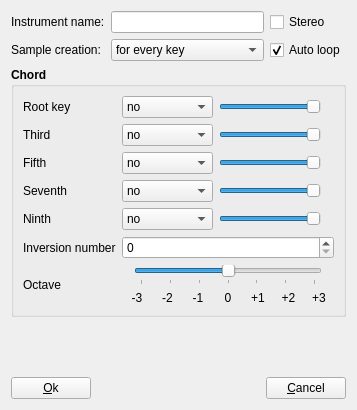
Above: sources/editor/tools/chords/toolchords_gui.ui from davy7125/polyphone before the change. Below: the same form after it.
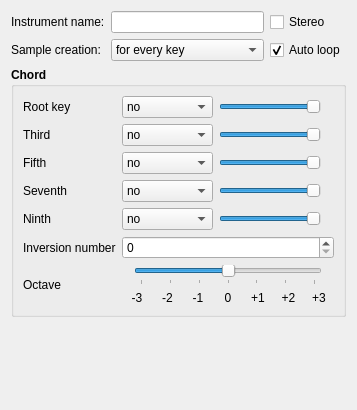
That is the form after the change. Custom widgets are drawn as their Qt base class.

Commit message:
Button order in dialogs
Closes #322

```diff
--- a/sources/editor/tools/chords/toolchords_gui.ui
+++ b/sources/editor/tools/chords/toolchords_gui.ui
@@ -674,35 +674,7 @@
     </spacer>
    </item>
    <item>
-    <layout class="QHBoxLayout" name="horizontalLayout">
-     <item>
-      <widget class="QPushButton" name="pushOk">
-       <property name="text">
-        <string>&amp;Ok</string>
-       </property>
-      </widget>
-     </item>
-     <item>
-      <spacer name="horizontalSpacer_3">
-       <property name="orientation">
-        <enum>Qt::Orientation::Horizontal</enum>
-       </property>
-       <property name="sizeHint" stdset="0">
-        <size>
-         <width>40</width>
-         <height>20</height>
-        </size>
-       </property>
-      </spacer>
-     </item>
-     <item>
-      <widget class="QPushButton" name="pushCancel">
-       <property name="text">
-        <string>&amp;Cancel</string>
-       </property>
-      </widget>
-     </item>
-    </layout>
+    <widget class="QDialogButtonBox" name="buttonBox"/>
    </item>
   </layout>
  </widget>
```
Left out of the diff: 2 changed lines with no effect on the pictures. The commit also changes 89 other files.
